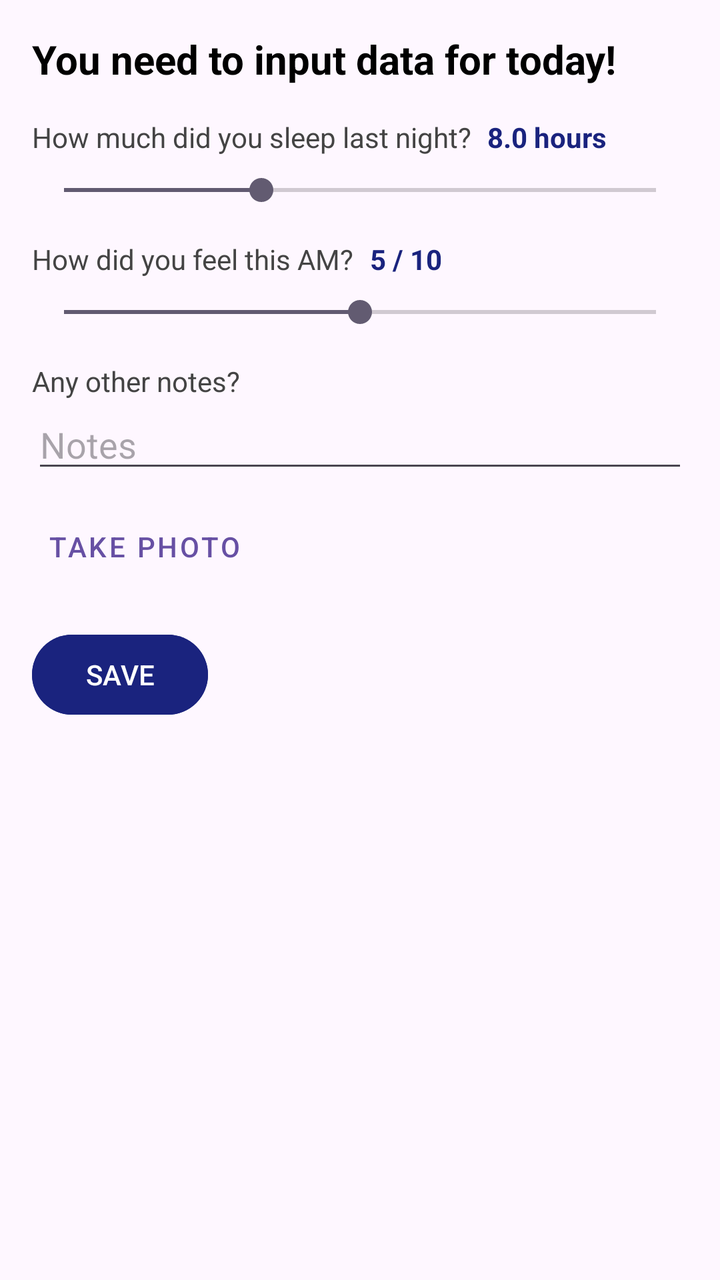
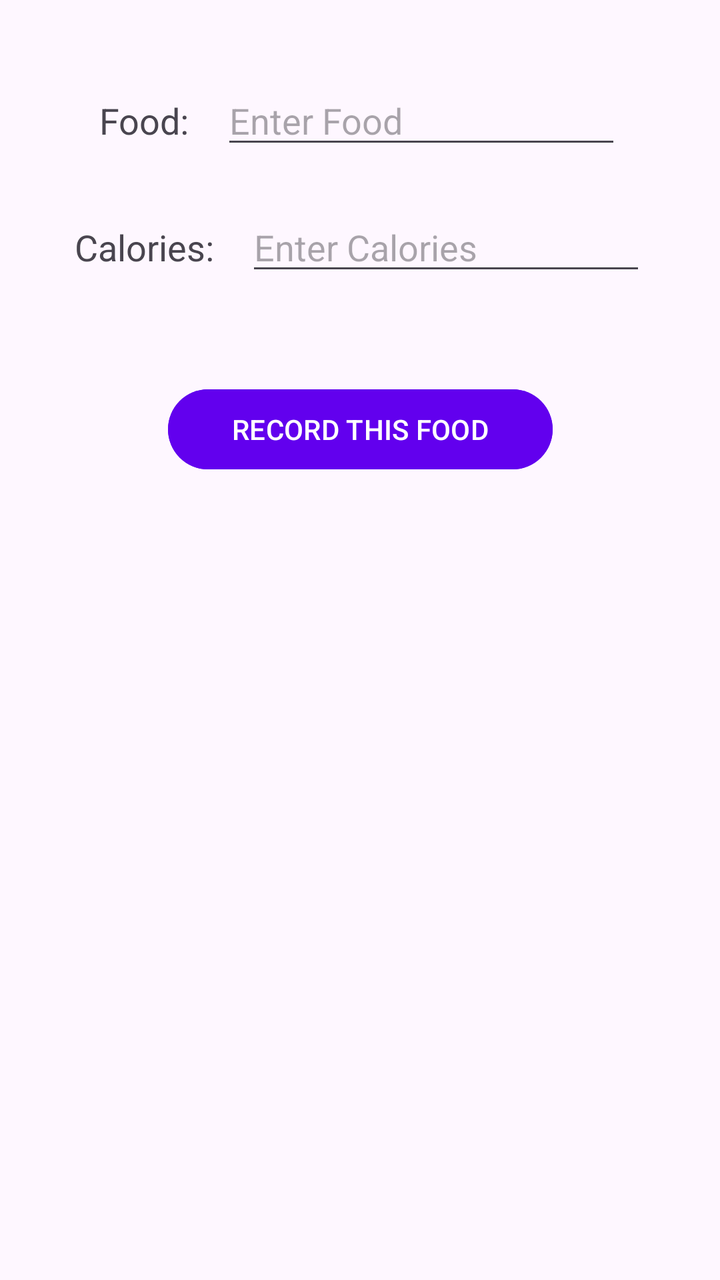

Compare the two renders of this Android layout. The source of the first and the diff that turns it into the second are given below.
<!-- AndroidManifest.xml: application theme Theme.BitFit -->
<!-- res/layout/activity_detail.xml -->
<?xml version="1.0" encoding="utf-8"?>
<ScrollView xmlns:android="http://schemas.android.com/apk/res/android"
    xmlns:app="http://schemas.android.com/apk/res-auto"
    xmlns:tools="http://schemas.android.com/tools"
    android:layout_width="match_parent"
    android:layout_height="match_parent"
    android:fillViewport="true">

    <androidx.constraintlayout.widget.ConstraintLayout
        android:layout_width="match_parent"
        android:layout_height="wrap_content"
        android:padding="16dp"
        tools:context=".DetailActivity">

        <TextView
            android:id="@+id/header_title"
            android:layout_width="wrap_content"
            android:layout_height="wrap_content"
            android:text="You need to input data for today!"
            android:textColor="@color/black"
            android:textSize="20sp"
            android:textStyle="bold"
            app:layout_constraintStart_toStartOf="parent"
            app:layout_constraintTop_toTopOf="parent" />

        <TextView
            android:id="@+id/food_label"
            android:layout_width="wrap_content"
            android:layout_height="wrap_content"
            android:layout_marginTop="16dp"
            android:text="How much did you sleep last night?"
            android:textColor="@color/dark_gray"
            app:layout_constraintStart_toStartOf="parent"
            app:layout_constraintTop_toBottomOf="@id/header_title" />

        <TextView
            android:id="@+id/sleep_value_tv"
            android:layout_width="wrap_content"
            android:layout_height="wrap_content"
            android:layout_marginStart="8dp"
            android:text="8.0 hours"
            android:textColor="@color/bitfit_primary"
            android:textStyle="bold"
            app:layout_constraintBaseline_toBaselineOf="@id/food_label"
            app:layout_constraintStart_toEndOf="@id/food_label" />

        <SeekBar
            android:id="@+id/sleep_seekbar"
            android:layout_width="0dp"
            android:layout_height="wrap_content"
            android:layout_marginTop="8dp"
            android:max="48"
            android:progress="16"
            app:layout_constraintEnd_toEndOf="parent"
            app:layout_constraintStart_toStartOf="parent"
            app:layout_constraintTop_toBottomOf="@id/food_label" />

        <TextView
            android:id="@+id/feeling_label"
            android:layout_width="wrap_content"
            android:layout_height="wrap_content"
            android:layout_marginTop="16dp"
            android:text="How did you feel this AM?"
            android:textColor="@color/dark_gray"
            app:layout_constraintStart_toStartOf="parent"
            app:layout_constraintTop_toBottomOf="@id/sleep_seekbar" />

        <TextView
            android:id="@+id/feeling_value_tv"
            android:layout_width="wrap_content"
            android:layout_height="wrap_content"
            android:layout_marginStart="8dp"
            android:text="5 / 10"
            android:textColor="@color/bitfit_primary"
            android:textStyle="bold"
            app:layout_constraintBaseline_toBaselineOf="@id/feeling_label"
            app:layout_constraintStart_toEndOf="@id/feeling_label" />

        <SeekBar
            android:id="@+id/feeling_seekbar"
            android:layout_width="0dp"
            android:layout_height="wrap_content"
            android:layout_marginTop="8dp"
            android:max="10"
            android:progress="5"
            app:layout_constraintEnd_toEndOf="parent"
            app:layout_constraintStart_toStartOf="parent"
            app:layout_constraintTop_toBottomOf="@id/feeling_label" />

        <TextView
            android:id="@+id/notes_label"
            android:layout_width="wrap_content"
            android:layout_height="wrap_content"
            android:layout_marginTop="16dp"
            android:text="Any other notes?"
            android:textColor="@color/dark_gray"
            app:layout_constraintStart_toStartOf="parent"
            app:layout_constraintTop_toBottomOf="@id/feeling_seekbar" />

        <EditText
            android:id="@+id/notes_input"
            android:layout_width="0dp"
            android:layout_height="wrap_content"
            android:hint="Notes"
            android:inputType="textLongMessage"
            app:layout_constraintEnd_toEndOf="parent"
            app:layout_constraintStart_toStartOf="parent"
            app:layout_constraintTop_toBottomOf="@id/notes_label" />

        <Button
            android:id="@+id/take_photo_btn"
            style="@style/Widget.MaterialComponents.Button.TextButton"
            android:layout_width="wrap_content"
            android:layout_height="wrap_content"
            android:layout_marginTop="8dp"
            android:text="TAKE PHOTO"
            app:layout_constraintStart_toStartOf="parent"
            app:layout_constraintTop_toBottomOf="@id/notes_input" />

        <ImageView
            android:id="@+id/photo_preview"
            android:layout_width="100dp"
            android:layout_height="100dp"
            android:layout_marginStart="8dp"
            android:scaleType="centerCrop"
            android:visibility="gone"
            app:layout_constraintBottom_toBottomOf="@id/take_photo_btn"
            app:layout_constraintStart_toEndOf="@id/take_photo_btn"
            app:layout_constraintTop_toTopOf="@id/take_photo_btn" />

        <Button
            android:id="@+id/record_btn"
            android:layout_width="wrap_content"
            android:layout_height="wrap_content"
            android:layout_marginTop="16dp"
            android:backgroundTint="@color/bitfit_primary"
            android:text="SAVE"
            android:textColor="@color/white"
            app:layout_constraintStart_toStartOf="parent"
            app:layout_constraintTop_toBottomOf="@id/take_photo_btn" />

    </androidx.constraintlayout.widget.ConstraintLayout>
</ScrollView>
<!-- resources referenced by this layout -->
<resources>
  <color name="bitfit_primary">#1A237E</color>
  <color name="black">#FF000000</color>
  <color name="dark_gray">#444444</color>
  <color name="white">#FFFFFFFF</color>
  <style name="Theme.BitFit" parent="Base.Theme.BitFit" />
  <style name="Base.Theme.BitFit" parent="Theme.Material3.DayNight.NoActionBar">
          
          
      </style>
</resources>

<!-- the commit's change to res/layout/activity_detail.xml (unified diff, before → after) -->
@@ -1,143 +1,72 @@
 <?xml version="1.0" encoding="utf-8"?>
-<ScrollView xmlns:android="http://schemas.android.com/apk/res/android"
+<androidx.constraintlayout.widget.ConstraintLayout xmlns:android="http://schemas.android.com/apk/res/android"
     xmlns:app="http://schemas.android.com/apk/res-auto"
     xmlns:tools="http://schemas.android.com/tools"
     android:layout_width="match_parent"
     android:layout_height="match_parent"
-    android:fillViewport="true">
+    android:padding="16dp">
 
-    <androidx.constraintlayout.widget.ConstraintLayout
-        android:layout_width="match_parent"
+    <TextView
+        android:id="@+id/food_label"
+        android:layout_width="wrap_content"
         android:layout_height="wrap_content"
-        android:padding="16dp"
-        tools:context=".DetailActivity">
+        android:layout_marginTop="32dp"
+        android:text="Food:"
+        android:textSize="18sp"
+        app:layout_constraintEnd_toStartOf="@+id/food_input"
+        app:layout_constraintHorizontal_bias="0.5"
+        app:layout_constraintHorizontal_chainStyle="packed"
+        app:layout_constraintStart_toStartOf="parent"
+        app:layout_constraintTop_toTopOf="parent" />
 
-        <TextView
-            android:id="@+id/header_title"
-            android:layout_width="wrap_content"
-            android:layout_height="wrap_content"
-            android:text="You need to input data for today!"
-            android:textColor="@color/black"
-            android:textSize="20sp"
-            android:textStyle="bold"
-            app:layout_constraintStart_toStartOf="parent"
-            app:layout_constraintTop_toTopOf="parent" />
+    <EditText
+        android:id="@+id/food_input"
+        android:layout_width="200dp"
+        android:layout_height="wrap_content"
+        android:layout_marginStart="16dp"
+        android:hint="Enter Food"
+        android:inputType="text"
+        app:layout_constraintBaseline_toBaselineOf="@id/food_label"
+        app:layout_constraintEnd_toEndOf="parent"
+        app:layout_constraintHorizontal_bias="0.5"
+        app:layout_constraintStart_toEndOf="@+id/food_label" />
 
-        <TextView
-            android:id="@+id/food_label"
-            android:layout_width="wrap_content"
-            android:layout_height="wrap_content"
-            android:layout_marginTop="16dp"
-            android:text="How much did you sleep last night?"
-            android:textColor="@color/dark_gray"
-            app:layout_constraintStart_toStartOf="parent"
-            app:layout_constraintTop_toBottomOf="@id/header_title" />
+    <TextView
+        android:id="@+id/calories_label"
+        android:layout_width="wrap_content"
+        android:layout_height="wrap_content"
+        android:layout_marginTop="32dp"
+        android:text="Calories:"
+        android:textSize="18sp"
+        app:layout_constraintEnd_toStartOf="@+id/calories_input"
+        app:layout_constraintHorizontal_bias="0.5"
+        app:layout_constraintHorizontal_chainStyle="packed"
+        app:layout_constraintStart_toStartOf="parent"
+        app:layout_constraintTop_toBottomOf="@id/food_input" />
 
-        <TextView
-            android:id="@+id/sleep_value_tv"
-            android:layout_width="wrap_content"
-            android:layout_height="wrap_content"
-            android:layout_marginStart="8dp"
-            android:text="8.0 hours"
-            android:textColor="@color/bitfit_primary"
-            android:textStyle="bold"
-            app:layout_constraintBaseline_toBaselineOf="@id/food_label"
-            app:layout_constraintStart_toEndOf="@id/food_label" />
+    <EditText
+        android:id="@+id/calories_input"
+        android:layout_width="200dp"
+        android:layout_height="wrap_content"
+        android:layout_marginStart="16dp"
+        android:hint="Enter Calories"
+        android:inputType="number"
+        app:layout_constraintBaseline_toBaselineOf="@id/calories_label"
+        app:layout_constraintEnd_toEndOf="parent"
+        app:layout_constraintHorizontal_bias="0.5"
+        app:layout_constraintStart_toEndOf="@+id/calories_label" />
 
-        <SeekBar
-            android:id="@+id/sleep_seekbar"
-            android:layout_width="0dp"
-            android:layout_height="wrap_content"
-            android:layout_marginTop="8dp"
-            android:max="48"
-            android:progress="16"
-            app:layout_constraintEnd_toEndOf="parent"
-            app:layout_constraintStart_toStartOf="parent"
-            app:layout_constraintTop_toBottomOf="@id/food_label" />
+    <Button
+        android:id="@+id/record_btn"
+        android:layout_width="wrap_content"
+        android:layout_height="wrap_content"
+        android:layout_marginTop="48dp"
+        android:backgroundTint="#6200EE"
+        android:paddingHorizontal="32dp"
+        android:text="RECORD THIS FOOD"
+        android:textColor="@color/white"
+        app:layout_constraintEnd_toEndOf="parent"
+        app:layout_constraintStart_toStartOf="parent"
+        app:layout_constraintTop_toBottomOf="@id/calories_input" />
 
-        <TextView
-            android:id="@+id/feeling_label"
-            android:layout_width="wrap_content"
-            android:layout_height="wrap_content"
-            android:layout_marginTop="16dp"
-            android:text="How did you feel this AM?"
-            android:textColor="@color/dark_gray"
-            app:layout_constraintStart_toStartOf="parent"
-            app:layout_constraintTop_toBottomOf="@id/sleep_seekbar" />
-
-        <TextView
-            android:id="@+id/feeling_value_tv"
-            android:layout_width="wrap_content"
-            android:layout_height="wrap_content"
-            android:layout_marginStart="8dp"
-            android:text="5 / 10"
-            android:textColor="@color/bitfit_primary"
-            android:textStyle="bold"
-            app:layout_constraintBaseline_toBaselineOf="@id/feeling_label"
-            app:layout_constraintStart_toEndOf="@id/feeling_label" />
-
-        <SeekBar
-            android:id="@+id/feeling_seekbar"
-            android:layout_width="0dp"
-            android:layout_height="wrap_content"
-            android:layout_marginTop="8dp"
-            android:max="10"
-            android:progress="5"
-            app:layout_constraintEnd_toEndOf="parent"
-            app:layout_constraintStart_toStartOf="parent"
-            app:layout_constraintTop_toBottomOf="@id/feeling_label" />
-
-        <TextView
-            android:id="@+id/notes_label"
-            android:layout_width="wrap_content"
-            android:layout_height="wrap_content"
-            android:layout_marginTop="16dp"
-            android:text="Any other notes?"
-            android:textColor="@color/dark_gray"
-            app:layout_constraintStart_toStartOf="parent"
-            app:layout_constraintTop_toBottomOf="@id/feeling_seekbar" />
-
-        <EditText
-            android:id="@+id/notes_input"
-            android:layout_width="0dp"
-            android:layout_height="wrap_content"
-            android:hint="Notes"
-            android:inputType="textLongMessage"
-            app:layout_constraintEnd_toEndOf="parent"
-            app:layout_constraintStart_toStartOf="parent"
-            app:layout_constraintTop_toBottomOf="@id/notes_label" />
-
-        <Button
-            android:id="@+id/take_photo_btn"
-            style="@style/Widget.MaterialComponents.Button.TextButton"
-            android:layout_width="wrap_content"
-            android:layout_height="wrap_content"
-            android:layout_marginTop="8dp"
-            android:text="TAKE PHOTO"
-            app:layout_constraintStart_toStartOf="parent"
-            app:layout_constraintTop_toBottomOf="@id/notes_input" />
-
-        <ImageView
-            android:id="@+id/photo_preview"
-            android:layout_width="100dp"
-            android:layout_height="100dp"
-            android:layout_marginStart="8dp"
-            android:scaleType="centerCrop"
-            android:visibility="gone"
-            app:layout_constraintBottom_toBottomOf="@id/take_photo_btn"
-            app:layout_constraintStart_toEndOf="@id/take_photo_btn"
-            app:layout_constraintTop_toTopOf="@id/take_photo_btn" />
-
-        <Button
-            android:id="@+id/record_btn"
-            android:layout_width="wrap_content"
-            android:layout_height="wrap_content"
-            android:layout_marginTop="16dp"
-            android:backgroundTint="@color/bitfit_primary"
-            android:text="SAVE"
-            android:textColor="@color/white"
-            app:layout_constraintStart_toStartOf="parent"
-            app:layout_constraintTop_toBottomOf="@id/take_photo_btn" />
-
-    </androidx.constraintlayout.widget.ConstraintLayout>
-</ScrollView>
+</androidx.constraintlayout.widget.ConstraintLayout>
<!-- resource entries referenced after the edit -->
@@ -1,8 +1,5 @@
 <!-- resources referenced by this layout -->
 <resources>
-  <color name="bitfit_primary">#1A237E</color>
-  <color name="black">#FF000000</color>
-  <color name="dark_gray">#444444</color>
   <color name="white">#FFFFFFFF</color>
   <style name="Theme.BitFit" parent="Base.Theme.BitFit" />
   <style name="Base.Theme.BitFit" parent="Theme.Material3.DayNight.NoActionBar">
